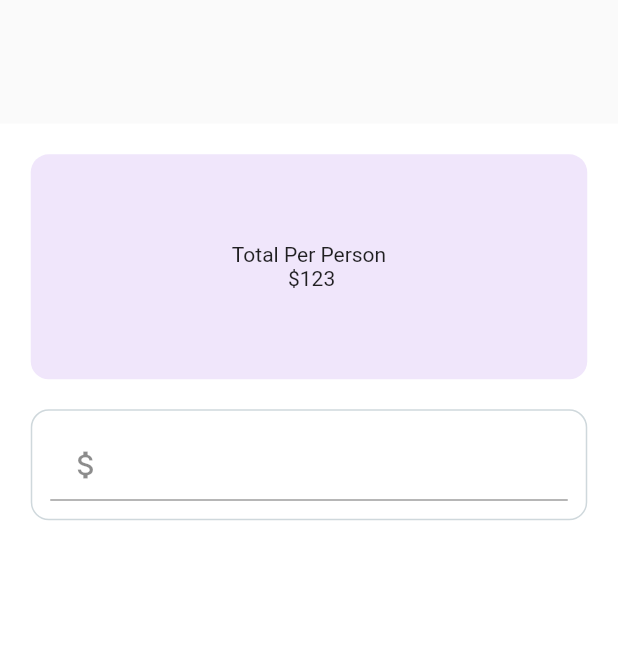
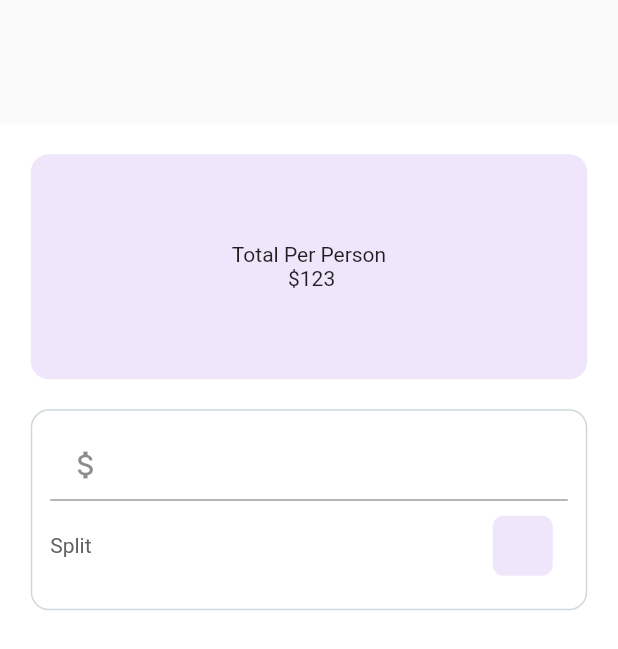
Before and after one commit to goncalveshigino/Calculator, a Flutter app: the screen it shows after launch, on a phone screen of 412 x 824 dp. Shown: the top 649 px of the screen. Run offline on Flutter 3.47's test engine with Material 2 defaults, Android fonts, the phone set to English and light mode, and no system bars.

Commit message:
Add o campo de contagem

```diff
--- a/lib/ui/home.dart
+++ b/lib/ui/home.dart
@@ -62,6 +62,38 @@ class _BillSplitterState extends State<BillSplitter> {
                       }
                     },
                   ),
+                  Row(
+                    mainAxisAlignment: MainAxisAlignment.spaceBetween,
+                    children: <Widget>[
+                      Text(
+                        "Split",
+                        style: TextStyle(color: Colors.grey.shade700),
+                      ),
+                      Row(
+                        children: <Widget>[
+                          InkWell(
+                            onTap: () {
+                              setState(() {
+                                if (_personCounter > 1) {
+                                  _personCounter--;
+                                } else {
+                                  // do nothing
+                                }
+                              });
+                            },
+                            child: Container(
+                              width: 40.0,
+                              height: 40.0,
+                              margin: EdgeInsets.all(10.0),
+                              decoration: BoxDecoration(
+                                  borderRadius: BorderRadius.circular(7.0),
+                                  color: _purple.withOpacity(0.1)),
+                            ),
+                          )
+                        ],
+                      )
+                    ],
+                  )
                 ],
               ),
             )
```
